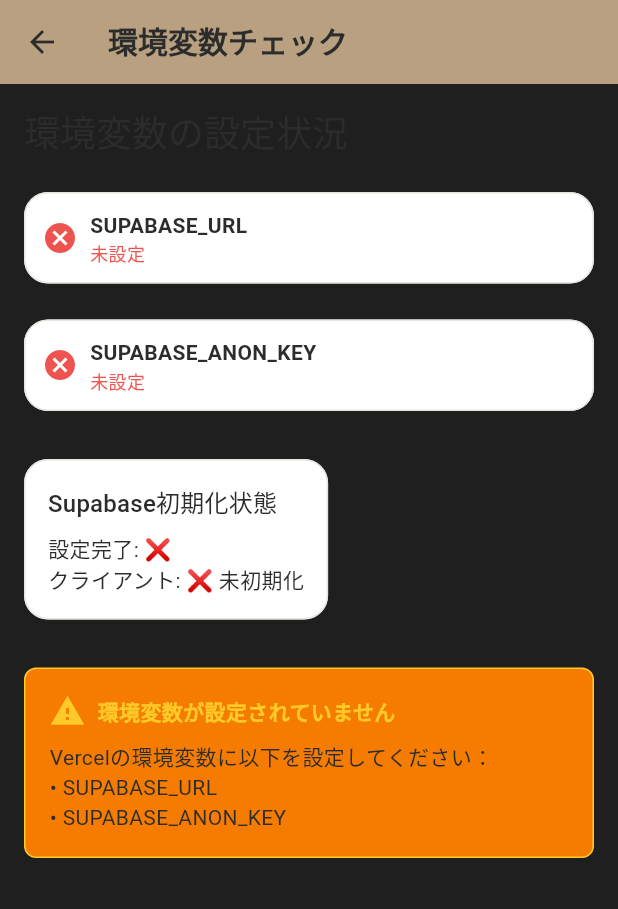
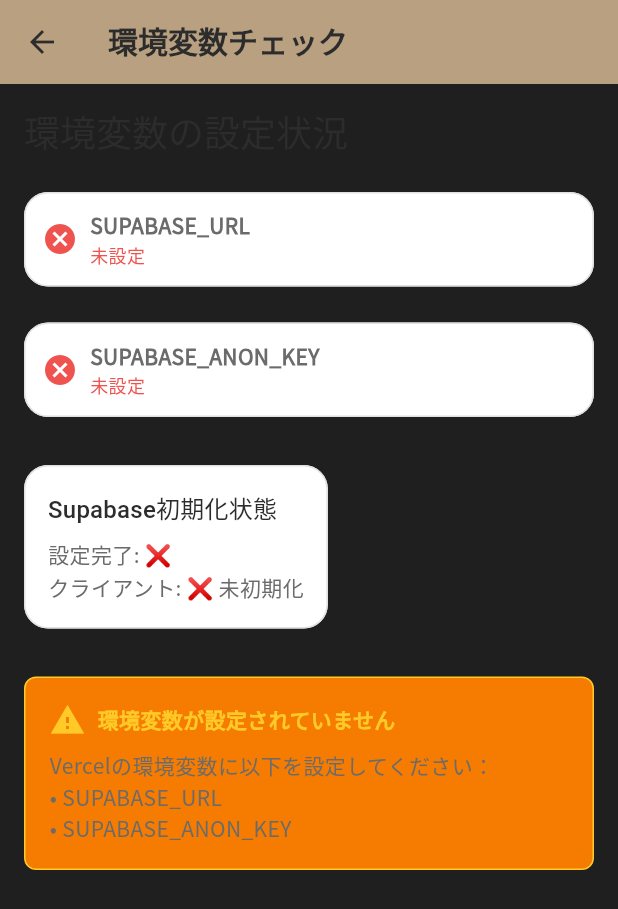
Before and after one commit to LB-KosukeTamogami/Journal-, a Flutter app: the screen it shows after launch, after a tap on "🔧 環境設定を確認", on a phone screen of 412 x 824 dp. Shown: the top 909 px of the screen. Run offline on Flutter 3.47's test engine with Material 3 defaults, Android fonts, the phone set to English and light mode, and no system bars; our stand-ins replace fl_chart, flutter_animate, google_fonts, shared_preferences, supabase_flutter, table_calendar; missing offline and left inert: dart:html, dart:js; accounts and stored records are empty.

Commit message:
fix: ライトモードの完全復元 - テキストカラーをテーマに応じて動的に変更 - ナビゲーションバーのラベルとアイコンを黒系に修正 - ボタンのテキスト色を適切に設定 - カードの枠線とシャドウを見やすく調整 - AppThemeにtextThemeを追加してテーマごとの色を適用

```diff
--- a/lib/screens/journal_screen.dart
+++ b/lib/screens/journal_screen.dart
@@ -338,7 +338,7 @@
           },
           backgroundColor: AppTheme.primaryColor,
           icon: const Icon(Icons.add, color: Colors.white),
-          label: Text('新規作成', style: AppTheme.button),
+          label: Text('新規作成', style: AppTheme.button.copyWith(color: Colors.white)),
         ),
       ),
     );
--- a/lib/screens/main_navigation_screen.dart
+++ b/lib/screens/main_navigation_screen.dart
@@ -127,8 +127,10 @@
                 child: Icon(
                   item.icon,
                   color: isSelected
-                      ? AppTheme.primaryColor
-                      : AppTheme.textTertiary,
+                      ? Theme.of(context).primaryColor
+                      : Theme.of(context).brightness == Brightness.dark
+                          ? AppTheme.darkColors.textSecondary
+                          : AppTheme.lightColors.textPrimary,
                   size: 24,
                 ),
               ),
@@ -137,8 +139,10 @@
                 item.label,
                 style: AppTheme.caption.copyWith(
                   color: isSelected
-                      ? AppTheme.primaryColor
-                      : AppTheme.textTertiary,
+                      ? Theme.of(context).primaryColor
+                      : Theme.of(context).brightness == Brightness.dark
+                          ? AppTheme.darkColors.textSecondary
+                          : AppTheme.lightColors.textPrimary,
                   fontWeight: isSelected ? FontWeight.w600 : FontWeight.w400,
                   fontSize: 11,
                 ),
--- a/lib/theme/app_theme.dart
+++ b/lib/theme/app_theme.dart
@@ -87,8 +87,8 @@
     textTertiary: Color(0xFF9B9B9B),
 
     // Border & Divider
-    border: Color(0xFFE8E4DE),
-    divider: Color(0xFFE8E4DE),
+    border: Color(0xFFE0E0E0),  // より濃いグレーに変更
+    divider: Color(0xFFE0E0E0),  // より濃いグレーに変更
 
     // Semantic Colors
     success: Color(0xFF7CB342),        // フレッシュグリーン
@@ -181,12 +181,12 @@
   // Shadow
   static List<BoxShadow> get cardShadow => [
     BoxShadow(
-      color: Colors.black.withOpacity(0.04),
+      color: Colors.black.withOpacity(0.08),  // より濃いシャドウ
       blurRadius: 10,
       offset: const Offset(0, 4),
     ),
     BoxShadow(
-      color: Colors.black.withOpacity(0.01),
+      color: Colors.black.withOpacity(0.02),  // より濃いシャドウ
       blurRadius: 2,
       offset: const Offset(0, 1),
     ),
@@ -200,46 +200,40 @@
     ),
   ];
 
-  // Text Styles
+  // Text Styles - These will use the current theme colors
   static TextStyle get headline1 => GoogleFonts.notoSansJp(
     fontSize: 32,
     fontWeight: FontWeight.w700,
-    color: colors.textPrimary,
     height: 1.2,
   );
 
   static TextStyle get headline2 => GoogleFonts.notoSansJp(
     fontSize: 24,
     fontWeight: FontWeight.w600,
-    color: colors.textPrimary,
     height: 1.3,
   );
 
   static TextStyle get headline3 => GoogleFonts.notoSansJp(
     fontSize: 20,
     fontWeight: FontWeight.w600,
-    color: colors.textPrimary,
     height: 1.3,
   );
 
   static TextStyle get body1 => GoogleFonts.notoSansJp(
     fontSize: 16,
     fontWeight: FontWeight.w400,
-    color: colors.textPrimary,
     height: 1.5,
   );
 
   static TextStyle get body2 => GoogleFonts.notoSansJp(
     fontSize: 14,
     fontWeight: FontWeight.w400,
-    color: colors.textSecondary,
     height: 1.5,
   );
 
   static TextStyle get caption => GoogleFonts.notoSansJp(
     fontSize: 12,
     fontWeight: FontWeight.w400,
-    color: colors.textTertiary,
     height: 1.4,
   );
 
@@ -274,11 +268,61 @@
         onSurface: colors.onSurface,
       ),
 
+      textTheme: TextTheme(
+        displayLarge: GoogleFonts.notoSansJp(
+          fontSize: 32,
+          fontWeight: FontWeight.w700,
+          color: colors.textPrimary,
+          height: 1.2,
+        ),
+        displayMedium: GoogleFonts.notoSansJp(
+          fontSize: 24,
+          fontWeight: FontWeight.w600,
+          color: colors.textPrimary,
+          height: 1.3,
+        ),
+        displaySmall: GoogleFonts.notoSansJp(
+          fontSize: 20,
+          fontWeight: FontWeight.w600,
+          color: colors.textPrimary,
+          height: 1.3,
+        ),
+        bodyLarge: GoogleFonts.notoSansJp(
+          fontSize: 16,
+          fontWeight: FontWeight.w400,
+          color: colors.textPrimary,
+          height: 1.5,
+        ),
+        bodyMedium: GoogleFonts.notoSansJp(
+          fontSize: 14,
+          fontWeight: FontWeight.w400,
+          color: colors.textSecondary,
+          height: 1.5,
+        ),
+        bodySmall: GoogleFonts.notoSansJp(
+          fontSize: 12,
+          fontWeight: FontWeight.w400,
+          color: colors.textTertiary,
+          height: 1.4,
+        ),
+        labelLarge: GoogleFonts.notoSansJp(
+          fontSize: 16,
+          fontWeight: FontWeight.w600,
+          color: colors.textPrimary,
+          height: 1,
+        ),
+      ),
+
       appBarTheme: AppBarTheme(
         backgroundColor: colors.surface,
         elevation: 0,
         centerTitle: false,
-        titleTextStyle: headline3,
+        titleTextStyle: GoogleFonts.notoSansJp(
+          fontSize: 20,
+          fontWeight: FontWeight.w600,
+          color: colors.textPrimary,
+          height: 1.3,
+        ),
         iconTheme: IconThemeData(color: colors.textPrimary),
       ),
 
```
Also changed, not shown: 3 other files.
